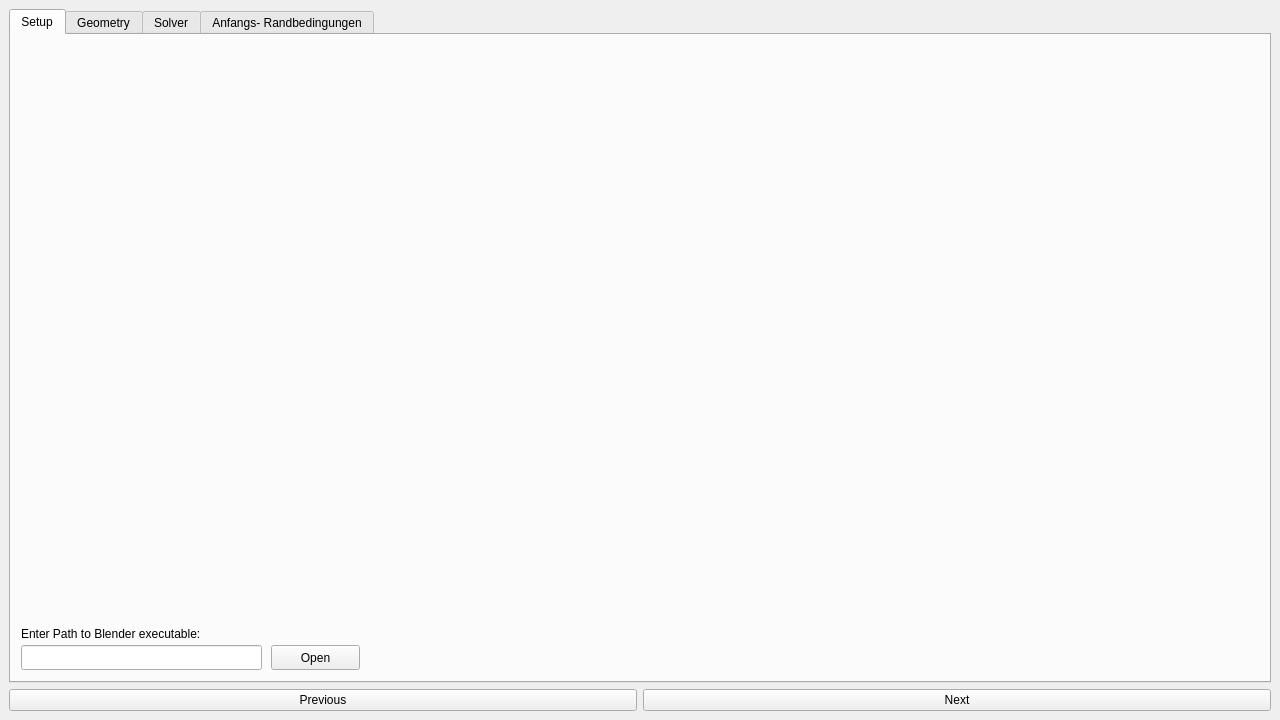
Above: mainwindow.ui from IskandarTG/OpenFoam-GUI before the change. Below: the same form after it.
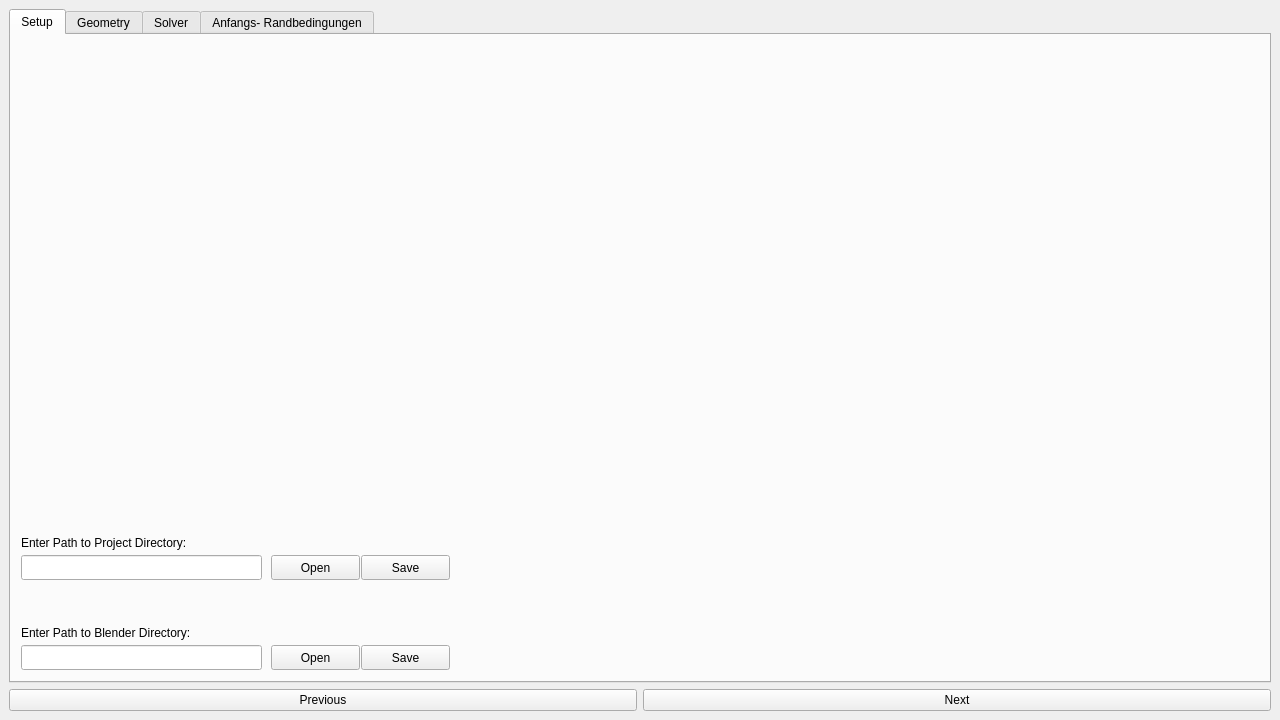
That is the form after the change. The open tabs and pages were chosen to show the change.

Diff of the .ui file:
```diff
--- a/mainwindow.ui
+++ b/mainwindow.ui
@@ -104,7 +104,69 @@
          </rect>
         </property>
         <property name="text">
-         <string>Enter Path to Blender executable:</string>
+         <string>&lt;html&gt;&lt;head/&gt;&lt;body&gt;&lt;p&gt;Enter Path to Blender Directory:&lt;/p&gt;&lt;/body&gt;&lt;/html&gt;</string>
+        </property>
+       </widget>
+       <widget class="QPushButton" name="saveBlenderPath">
+        <property name="geometry">
+         <rect>
+          <x>350</x>
+          <y>610</y>
+          <width>89</width>
+          <height>25</height>
+         </rect>
+        </property>
+        <property name="text">
+         <string>Save</string>
+        </property>
+       </widget>
+       <widget class="QLineEdit" name="projectPath">
+        <property name="geometry">
+         <rect>
+          <x>10</x>
+          <y>520</y>
+          <width>241</width>
+          <height>25</height>
+         </rect>
+        </property>
+       </widget>
+       <widget class="QLabel" name="pDirLabel">
+        <property name="geometry">
+         <rect>
+          <x>10</x>
+          <y>500</y>
+          <width>241</width>
+          <height>17</height>
+         </rect>
+        </property>
+        <property name="text">
+         <string>&lt;html&gt;&lt;head/&gt;&lt;body&gt;&lt;p&gt;Enter Path to Project Directory:&lt;/p&gt;&lt;/body&gt;&lt;/html&gt;</string>
+        </property>
+       </widget>
+       <widget class="QPushButton" name="openProjectButton">
+        <property name="geometry">
+         <rect>
+          <x>260</x>
+          <y>520</y>
+          <width>89</width>
+          <height>25</height>
+         </rect>
+        </property>
+        <property name="text">
+         <string>Open</string>
+        </property>
+       </widget>
+       <widget class="QPushButton" name="saveProjectPath">
+        <property name="geometry">
+         <rect>
+          <x>350</x>
+          <y>520</y>
+          <width>89</width>
+          <height>25</height>
+         </rect>
+        </property>
+        <property name="text">
+         <string>Save</string>
         </property>
        </widget>
       </widget>
```
Left out of the diff: 30 changed lines with no effect on the pictures.
